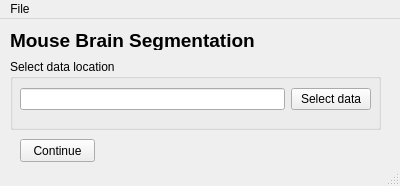
The window that mousebrainsegmentation/src/mousebrainsegmentation/ui/select_data.ui (Turku-BioImaging/mouse-brain-alignment-tool) describes before a commit, drawn with Qt 5.
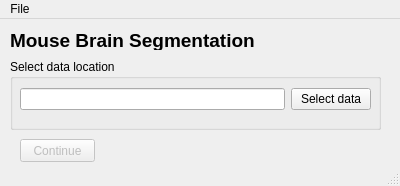
The same window after the commit.

```diff
--- a/mousebrainsegmentation/src/mousebrainsegmentation/ui/select_data.ui
+++ b/mousebrainsegmentation/src/mousebrainsegmentation/ui/select_data.ui
@@ -79,6 +79,9 @@
     </widget>
    </widget>
    <widget class="QPushButton" name="continue_push_button">
+    <property name="enabled">
+     <bool>false</bool>
+    </property>
     <property name="geometry">
      <rect>
       <x>20</x>
```
Left out of the diff: 2 changed lines with no effect on the pictures.
